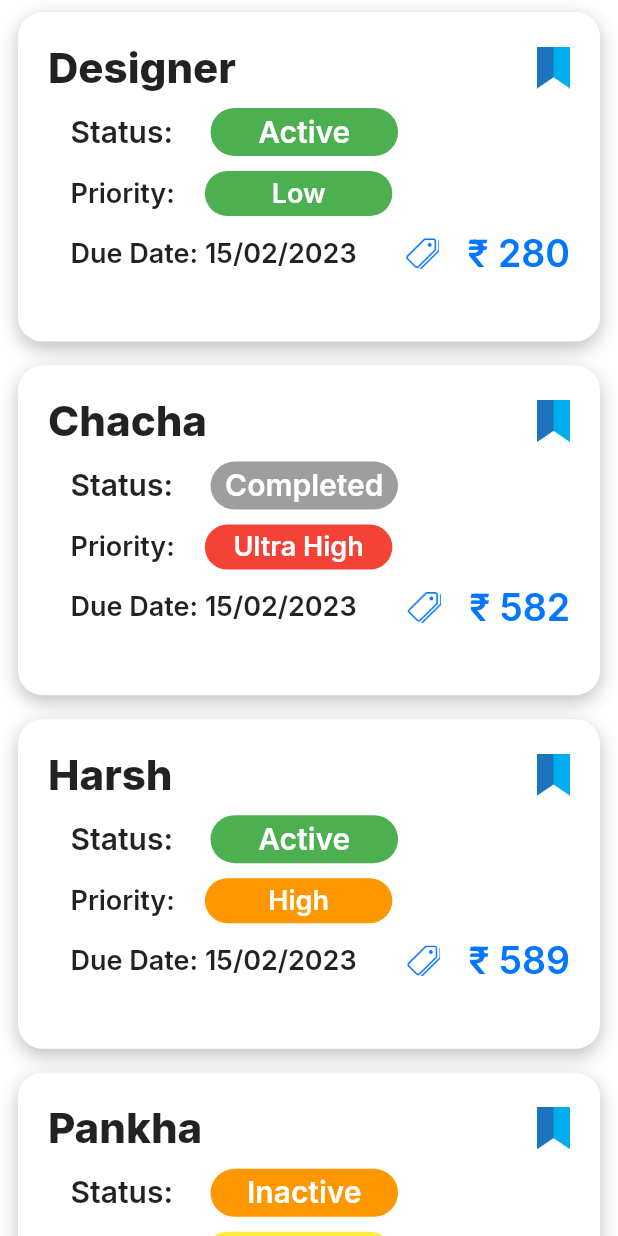
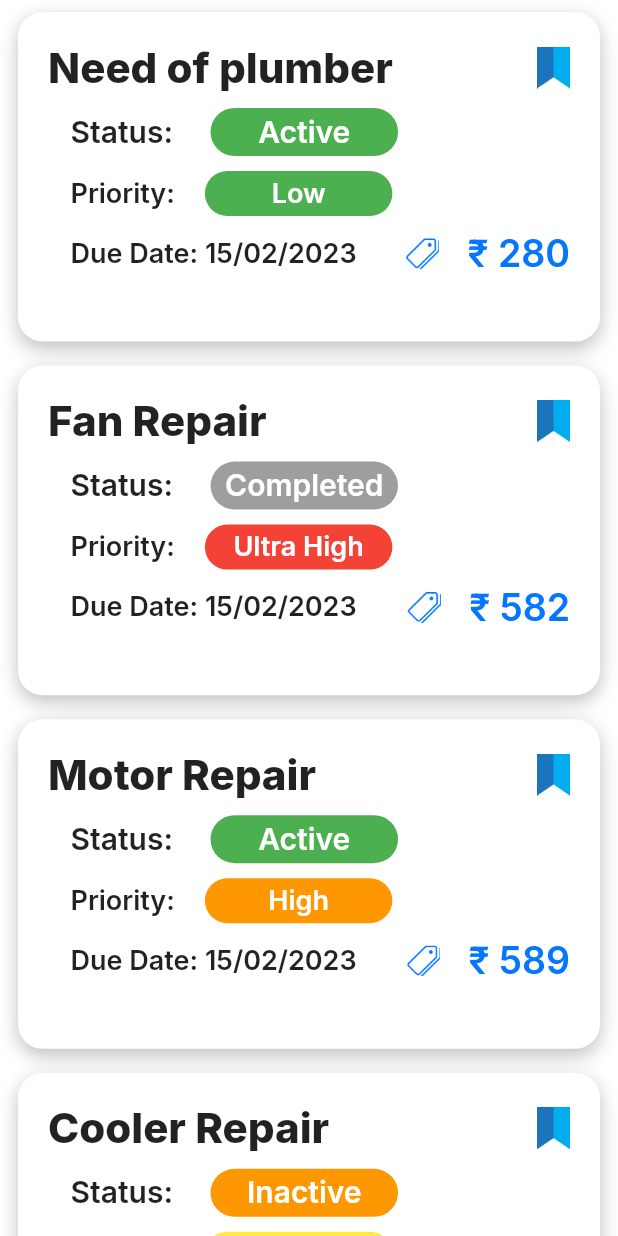
Before and after one commit to BlockchainResearchLab/AroundU, a Flutter app: the WorkersFeedPage screen opened directly, on a phone screen of 412 x 824 dp. Run offline on Flutter 3.47's test engine with Material 2 defaults, Android fonts, the phone set to English and light mode, and no system bars; drawn by our look-alikes of custom_refresh_indicator; our stand-ins replace chips_choice_null_safety, flutter_otp_text_field, font_awesome_flutter, google_fonts, google_maps_flutter, google_nav_bar and 5 more; missing offline and left inert: flutter_polyline_points; accounts and stored records are empty; network calls fail.

```diff
--- a/lib/Routes/routes.dart
+++ b/lib/Routes/routes.dart
@@ -4,7 +4,10 @@ import 'package:tech_sprint_hackathon/workers/worker_menu.dart';
 import 'package:tech_sprint_hackathon/workers/worker_skills.dart';
 import 'package:tech_sprint_hackathon/workers/workers_feed.dart';
 
+import '../auth/profile_option.dart';
+import '../auth/registration.dart';
 import '../service-providers/provider_job_page.dart';
+import '../services/jobDetailsForProviderAPI.dart';
 
 class Routes {
   static String LoadingScreen = "/loading";
@@ -19,9 +22,10 @@ class Routes {
   static String Maps = "/maps";
 }
 
-class WorkerRoutes{
+class WorkerRoutes {
   static String WorkersRoutingPage = "/wrouting";
   static String WorkersProfilePage = "/wprofile";
+  static String WorkersJobDetailsPage = "/wjobdetails";
   static const List<Widget> allWorkerPages = [
     WorkersFeedPage(),
     WorkerSkillPage(),
@@ -29,11 +33,11 @@ class WorkerRoutes{
   ];
 }
 
-class ProviderRoutes{
+class ProviderRoutes {
   static String ProviderRoutingPage = "/prouting";
   static String ProviderProfilePage = "/pprofile";
   static String JobFormPage = "/jobPost";
-  static const List<Widget> allProviderPages = [
+  static List<Widget> allProviderPages = [
     ProviderJobPage(),
     ProviderMenuPage(),
   ];
--- a/lib/main.dart
+++ b/lib/main.dart
@@ -32,7 +32,7 @@ class AroundU extends StatelessWidget {
   Widget build(BuildContext context) {
     return MaterialApp(
       debugShowCheckedModeBanner: false,
-      initialRoute: '/jobDetails',
+      initialRoute: '/splash',
       routes: {
         '/loading': (context) => const LoadingScreen(),
         '/onboarding': (context) => const OnBoardingPage(),
@@ -44,10 +44,11 @@ class AroundU extends StatelessWidget {
         '/pprofile': (context) => const ProviderProfilePage(),
         '/wprofile': (context) => const WorkerProfilePage(),
         '/wrouting': (context) => const WorkerRoutingPage(),
-        '/prouting': (context) => const ProvidersRoutingPage(),
+        '/prouting': (context) => ProvidersRoutingPage(),
         '/jobPost': (context) => const JobFormPage(),
         '/maps': (context) => const Maps(),
         '/jobDetails': (context) => const JobDetailPage(),
+        '/wjobdetails': (context) => const JobDetailPage(),
       },
     );
   }
--- a/lib/service-providers/job_details.dart
+++ b/lib/service-providers/job_details.dart
@@ -162,7 +162,7 @@ class _JobDetailCardState extends State<JobDetailCard> {
       padding: const EdgeInsets.symmetric(vertical: 8.0, horizontal: 12),
       child: SizedBox(
         width: 340 * fem,
-        height: 610 * fem,
+        height: 710 * fem,
         child: Container(
           decoration: BoxDecoration(
             borderRadius: BorderRadius.circular(15 * fem),
@@ -524,7 +524,7 @@ class _AppliedWorkerCardState extends State<AppliedWorkerCard> {
                       borderSideColor: Colors.blueGrey.shade500,
                       childWidget: Image.asset(
                         ImageLink.chatImage,
-                        scale: 2,
+                        scale: 4,
                       ),
                     ),
                   ],
--- a/lib/service-providers/provider_routing_page.dart
+++ b/lib/service-providers/provider_routing_page.dart
@@ -6,7 +6,7 @@ import 'package:tech_sprint_hackathon/Routes/routes.dart';
 import 'provider_job_page.dart';
 import '../constants/constants.dart';
 
-int _currentIndex = 0;
+int? _currentIndex = 0;
 
 class ProvidersRoutingPage extends StatefulWidget {
   const ProvidersRoutingPage({Key? key}) : super(key: key);
@@ -47,7 +47,7 @@ class _ProvidersRoutingPageState extends State<ProvidersRoutingPage> {
             ),
           ),
         ),
-        body: ProviderRoutes.allProviderPages.elementAt(_currentIndex),
+        body: ProviderRoutes.allProviderPages.elementAt(_currentIndex!),
         bottomNavigationBar: Container(
           decoration: BoxDecoration(
             color: Colors.white,
@@ -116,7 +116,7 @@ class _ProvidersRoutingPageState extends State<ProvidersRoutingPage> {
                     textSize: 40,
                   ),
                 ],
-                selectedIndex: _currentIndex,
+                selectedIndex: _currentIndex!,
                 onTabChange: (index) {
                   setState(
                     () {
--- a/lib/workers/workers_feed.dart
+++ b/lib/workers/workers_feed.dart
@@ -1,6 +1,7 @@
 import 'package:flutter/material.dart';
 import 'package:google_fonts/google_fonts.dart';
 import 'package:custom_refresh_indicator/custom_refresh_indicator.dart';
+import 'package:tech_sprint_hackathon/Routes/routes.dart';
 import '../constants/constants.dart';
 
 // ENUMS FOR STATUS & PRIORITY
@@ -48,79 +49,43 @@ class _WorkersFeedPageState extends State<WorkersFeedPage> {
           //   "WORKER FEED PAGE",
           // ),
           child: ListView(
-            children: const [
+            children: [
+              InkWell(
+                onTap: () {
+                  Navigator.pushNamed(
+                      context, WorkerRoutes.WorkersJobDetailsPage);
+                },
+                child: JobFeedCard(
+                    heading: "Need of plumber",
+                    status: Status.ACTIVE,
+                    priority: Priority.LOW,
+                    date: "15/02/2023",
+                    price: "280"),
+              ),
               JobFeedCard(
-                  heading: "Designer",
-                  status: Status.ACTIVE,
-                  priority: Priority.LOW,
-                  date: "15/02/2023",
-                  price: "280"),
-              JobFeedCard(
-                  heading: "Chacha",
+                  heading: "Fan Repair",
                   status: Status.COMPLETED,
                   priority: Priority.ULTRA_HIGH,
                   date: "15/02/2023",
                   price: "582"),
               JobFeedCard(
-                  heading: "Harsh",
+                  heading: "Motor Repair",
                   status: Status.ACTIVE,
                   priority: Priority.HIGH,
                   date: "15/02/2023",
                   price: "589"),
               JobFeedCard(
-                  heading: "Pankha",
+                  heading: "Cooler Repair",
                   status: Status.INACTIVE,
                   priority: Priority.MEDIUM,
                   date: "18/01/2023",
                   price: "456"),
               JobFeedCard(
-                  heading: "Cooler",
+                  heading: "Cooler not working",
                   status: Status.ACTIVE,
                   priority: Priority.ULTRA_HIGH,
                   date: "17/02/2023",
                   price: "123"),
-              JobFeedCard(
-                  heading: "Desi",
-                  status: Status.COMPLETED,
-                  priority: Priority.LOW,
-                  date: "15/02/2023",
-                  price: "258"),
-              JobFeedCard(
-                  heading: "Janmejay",
-                  status: Status.ACTIVE,
-                  priority: Priority.MEDIUM,
-                  date: "15/01/2023",
-                  price: "742"),
-              JobFeedCard(
-                  heading: "Aadarsh",
-                  status: Status.INACTIVE,
-                  priority: Priority.LOW,
-                  date: "15/02/2023",
-                  price: "985"),
-              JobFeedCard(
-                  heading: "Developer",
-                  status: Status.COMPLETED,
-                  priority: Priority.HIGH,
-                  date: "15/12/2023",
-                  price: "321"),
-              JobFeedCard(
-                  heading: "Backend",
-                  status: Status.INACTIVE,
-                  priority: Priority.LOW,
-                  date: "15/05/2023",
-                  price: "587"),
-              JobFeedCard(
-                  heading: "OOPS",
-                  status: Status.ACTIVE,
-                  priority: Priority.ULTRA_HIGH,
-                  date: "15/09/2023",
-                  price: "458"),
-              JobFeedCard(
-                  heading: "TESTING",
-                  status: Status.ACTIVE,
-                  priority: Priority.MEDIUM,
-                  date: "15/07/2023",
-                  price: "652"),
             ],
           ),
         ),
```
Also changed, not shown: lib/auth/login.dart (+19 -15 lines), lib/service-providers/job_post_form_page.dart (+42 -12 lines), lib/service-providers/provider_job_page.dart (+71 -41 lines), lib/services/jobDetailsForProvider.dart (deleted, +0 -22 lines), lib/services/jobDetailsForProviderAPI.dart (added, +25 -0 lines), lib/services/job_create_api.dart (+23 -29 lines).
